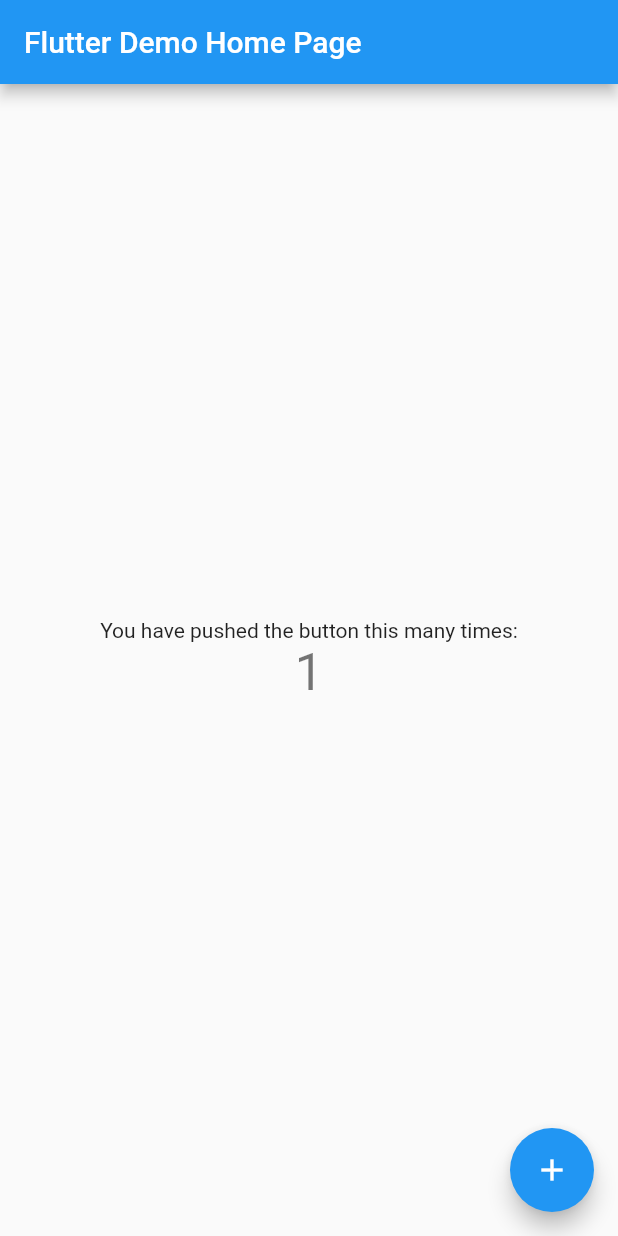
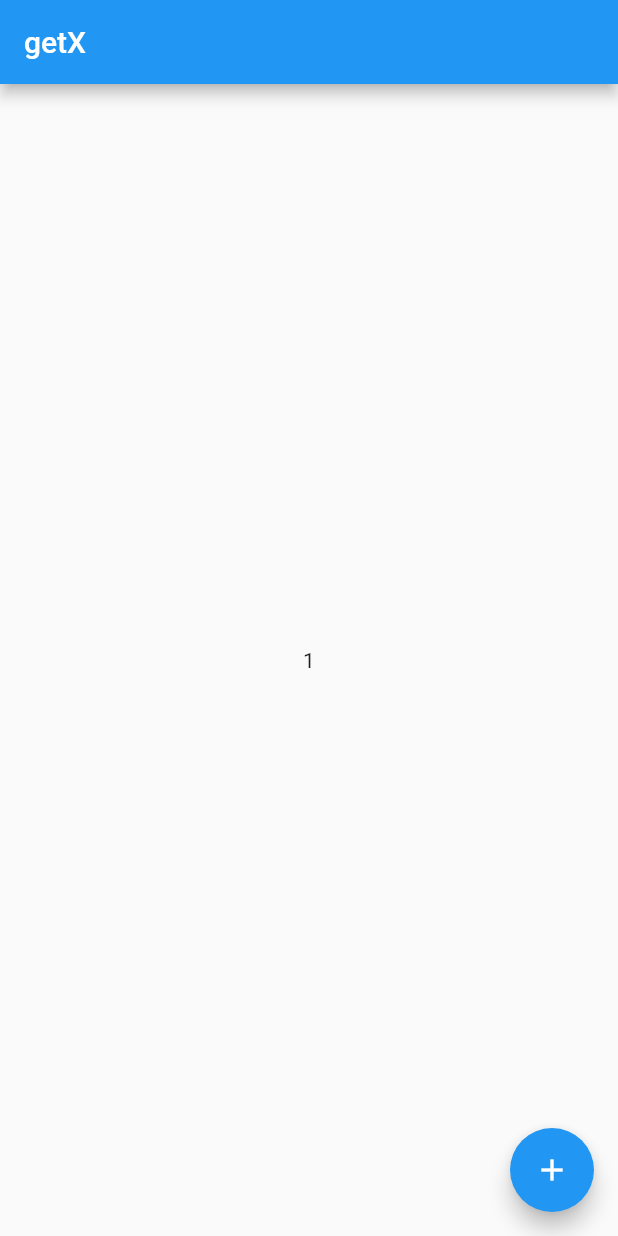
Before and after one commit to wogks/getX-tutorial, a Flutter app: the screen it shows after launch, after a tap on the "add" icon, on a phone screen of 412 x 824 dp. Run offline on Flutter 3.47's test engine with Material 2 defaults, Android fonts, the phone set to English and light mode, and no system bars; our stand-ins replace get.

Commit message:
Feat: 기본프로젝트 클론

```diff
--- a/lib/main.dart
+++ b/lib/main.dart
@@ -1,4 +1,6 @@
 import 'package:flutter/material.dart';
+import 'package:get/get.dart';
+import 'package:getx_tutorial/presentation/main_screen.dart';
 
 void main() {
   runApp(const MyApp());
@@ -7,24 +9,16 @@ void main() {
 class MyApp extends StatelessWidget {
   const MyApp({super.key});
 
-  // This widget is the root of your application.
+
   @override
   Widget build(BuildContext context) {
-    return MaterialApp(
+    return GetMaterialApp(
       title: 'Flutter Demo',
       theme: ThemeData(
-        // This is the theme of your application.
-        //
-        // Try running your application with "flutter run". You'll see the
-        // application has a blue toolbar. Then, without quitting the app, try
-        // changing the primarySwatch below to Colors.green and then invoke
-        // "hot reload" (press "r" in the console where you ran "flutter run",
-        // or simply save your changes to "hot reload" in a Flutter IDE).
-        // Notice that the counter didn't reset back to zero; the application
-        // is not restarted.
+
         primarySwatch: Colors.blue,
       ),
-      home: const MyHomePage(title: 'Flutter Demo Home Page'),
+      home: const MainScreen(),
     );
   }
 }
@@ -32,14 +26,6 @@ class MyApp extends StatelessWidget {
 class MyHomePage extends StatefulWidget {
   const MyHomePage({super.key, required this.title});
 
-  // This widget is the home page of your application. It is stateful, meaning
-  // that it has a State object (defined below) that contains fields that affect
-  // how it looks.
-
-  // This class is the configuration for the state. It holds the values (in this
-  // case the title) provided by the parent (in this case the App widget) and
-  // used by the build method of the State. Fields in a Widget subclass are
-  // always marked "final".
 
   final String title;
 
--- /dev/null
+++ b/lib/presentation/main_screen.dart
@@ -0,0 +1,25 @@
+import 'package:flutter/material.dart';
+import 'package:get/get.dart';
+import 'package:getx_tutorial/presentation/main_view_model.dart';
+
+class MainScreen extends StatelessWidget {
+  const MainScreen({super.key});
+
+  @override
+  Widget build(BuildContext context) {
+    final viewModel = Get.put(MainViewModel());
+    return Scaffold(
+      appBar: AppBar(
+        title: const Text('getX'),
+      ),
+      body: Center(
+        child: Obx(()=> Text('${viewModel.count}')),
+      ),
+      floatingActionButton: FloatingActionButton(onPressed: () {
+        viewModel.increment();
+      },
+      child: const Icon(Icons.add),
+      ),
+    );
+  }
+}
--- /dev/null
+++ b/lib/presentation/main_view_model.dart
@@ -0,0 +1,11 @@
+import 'package:get/get.dart';
+
+
+class MainViewModel extends GetxController {
+  RxInt count = 0.obs;
+
+  RxInt increment() {
+    count++;
+    return count;
+  }
+}
```
